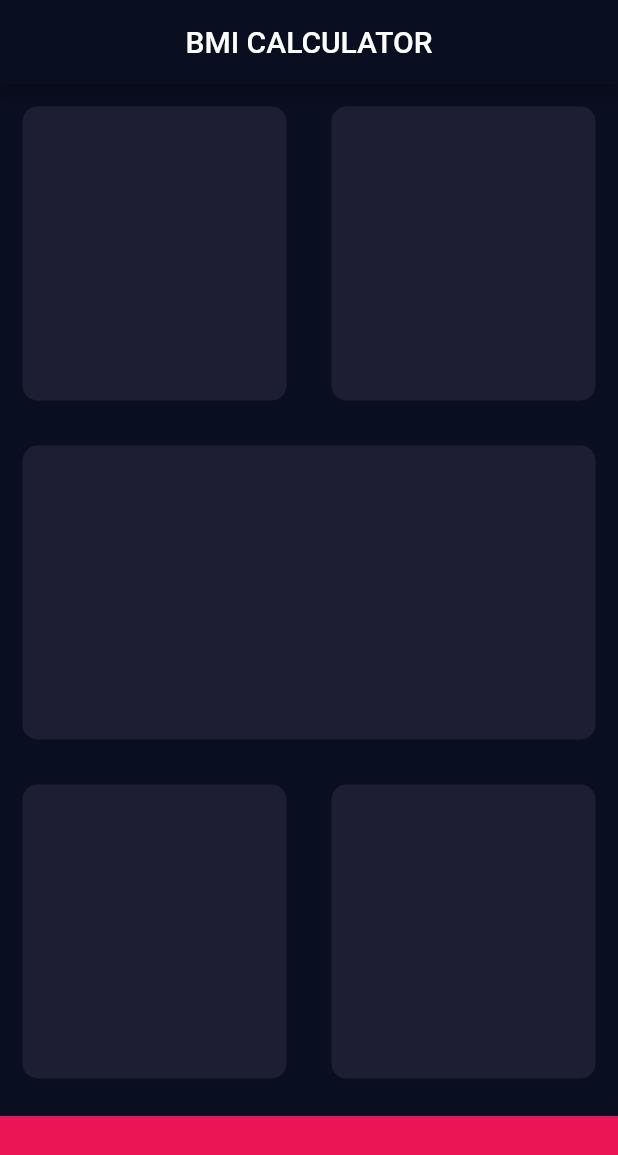
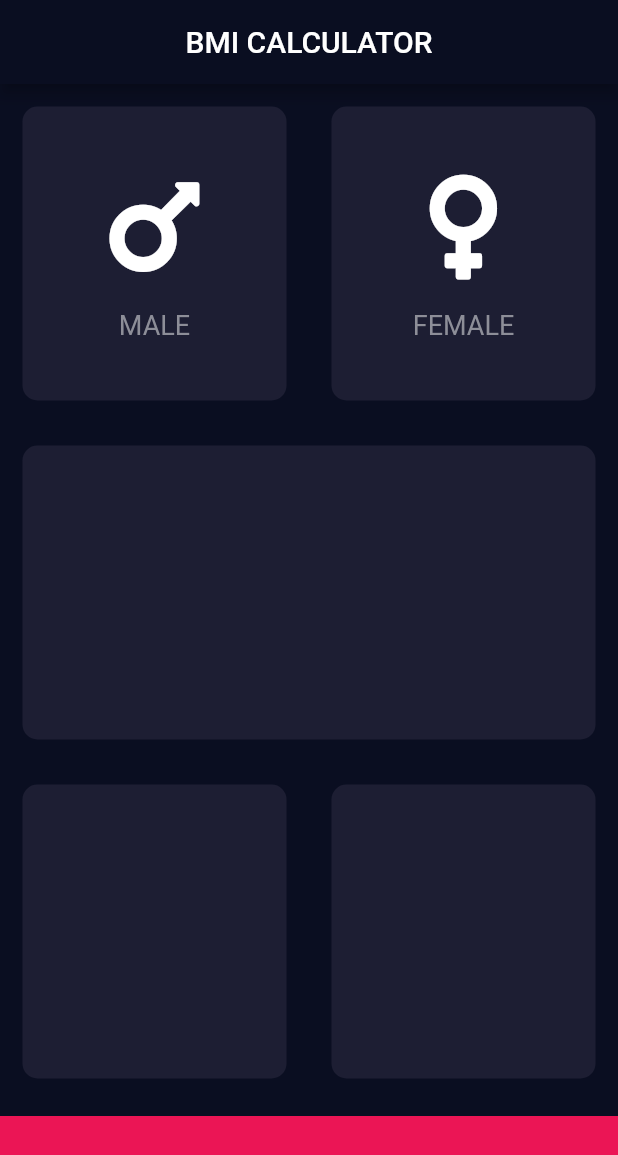
Before and after one commit to Mubanga/FlutterDev-6-BMI-Calculator, a Flutter app: the screen it shows after launch, on a phone screen of 412 x 824 dp. Shown: the top 1155 px of the screen. Run offline on Flutter 3.47's test engine with Material 2 defaults, Android fonts, the phone set to English and light mode, and no system bars; our stand-ins replace font_awesome_flutter.

Commit message:
BMI Calculator: Male & Female Icon Detail Cards Created

```diff
--- a/lib/input_page.dart
+++ b/lib/input_page.dart
@@ -1,8 +1,10 @@
 import 'package:flutter/material.dart';
+import 'package:font_awesome_flutter/font_awesome_flutter.dart';
 
 const BOTTOM_CONTAINER_HEIGHT = 80.0;
 const COLOUR_BOTTOM_CONTAINER = Color(0xFFEB1555);
 const COLOUR_DETAIL_CARD = Color(0xFF1D1E33);
+const COLOUR_TEXT_DETAIL_CARD = Color(0xFF8D8E98);
 
 class InputPage extends StatefulWidget {
   @override
@@ -19,10 +21,43 @@ class _InputPageState extends State<InputPage> {
       ),
       body: Column(
         children: <Widget>[
-          Expanded(flex: 3, child: MultipleDetailCards(2)),
+          Expanded(
+              flex: 3,
+              child: Row(
+                children: <Widget>[
+                  Expanded(
+                      flex: 2,
+                      child: SingleDetailCard(
+                        colour: COLOUR_DETAIL_CARD,
+                        cardChild: IconDetail(
+                          displayIcon: FontAwesomeIcons.mars,
+                          descriptionText: "MALE",
+                        ),
+                      )),
+                  Expanded(
+                      flex: 2,
+                      child: SingleDetailCard(
+                        colour: COLOUR_DETAIL_CARD,
+                        cardChild: IconDetail(
+                            displayIcon: FontAwesomeIcons.venus,
+                            descriptionText: "FEMALE"),
+                      ))
+                ],
+              )),
           Expanded(
               flex: 3, child: SingleDetailCard(colour: COLOUR_DETAIL_CARD)),
-          Expanded(flex: 3, child: MultipleDetailCards(2)),
+          Expanded(
+              flex: 3,
+              child: Row(
+                children: <Widget>[
+                  Expanded(
+                      flex: 2,
+                      child: SingleDetailCard(colour: COLOUR_DETAIL_CARD)),
+                  Expanded(
+                      flex: 2,
+                      child: SingleDetailCard(colour: COLOUR_DETAIL_CARD))
+                ],
+              )),
           Container(
             color: COLOUR_BOTTOM_CONTAINER,
             margin: EdgeInsets.only(top: 10.0),
@@ -50,6 +85,33 @@ class _InputPageState extends State<InputPage> {
   }
 }
 
+class IconDetail extends StatelessWidget {
+  final String descriptionText;
+  final IconData displayIcon;
+
+  IconDetail({@required this.displayIcon, @required this.descriptionText});
+
+  @override
+  Widget build(BuildContext context) {
+    return Column(
+      mainAxisAlignment: MainAxisAlignment.center,
+      children: <Widget>[
+        Icon(
+          displayIcon,
+          size: 80.0,
+        ),
+        SizedBox(
+          height: 15.0,
+        ),
+        Text(
+          descriptionText,
+          style: TextStyle(color: COLOUR_TEXT_DETAIL_CARD, fontSize: 18.00),
+        )
+      ],
+    );
+  }
+}
+
 class SingleDetailCard extends StatelessWidget {
   final Color colour;
   final Widget cardChild;
--- a/pubspec.yaml
+++ b/pubspec.yaml
@@ -12,6 +12,8 @@ dependencies:
 
   cupertino_icons: ^0.1.2
 
+  font_awesome_flutter: ^8.5.0
+
 dev_dependencies:
   flutter_test:
     sdk: flutter
```
